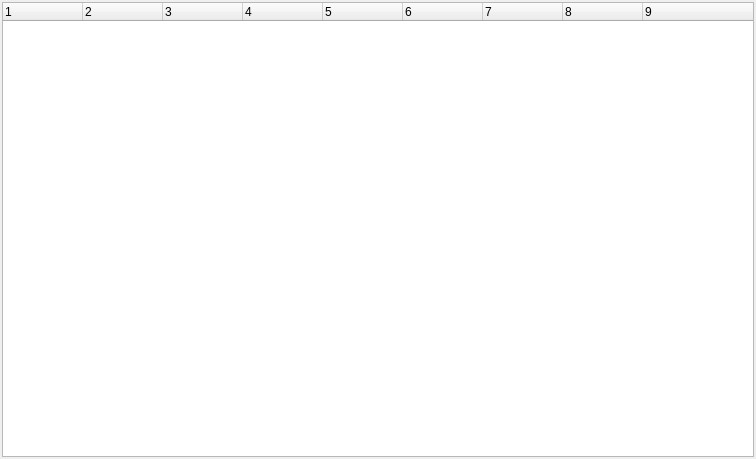
Old version of the form src/window/CanStatusWindow/CanStatusWindow.ui in the repository inniyah/CANgaroo.
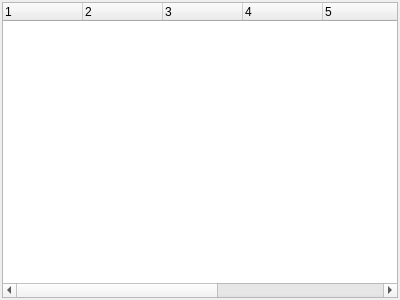
New version of the form.

```diff
--- a/src/window/CanStatusWindow/CanStatusWindow.ui
+++ b/src/window/CanStatusWindow/CanStatusWindow.ui
@@ -6,8 +6,8 @@
    <rect>
     <x>0</x>
     <y>0</y>
-    <width>756</width>
-    <height>459</height>
+    <width>400</width>
+    <height>300</height>
    </rect>
   </property>
   <property name="windowTitle">
```
